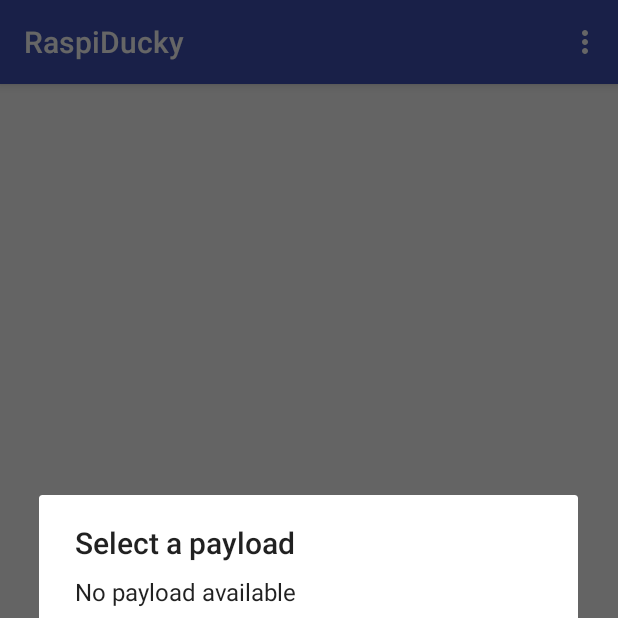
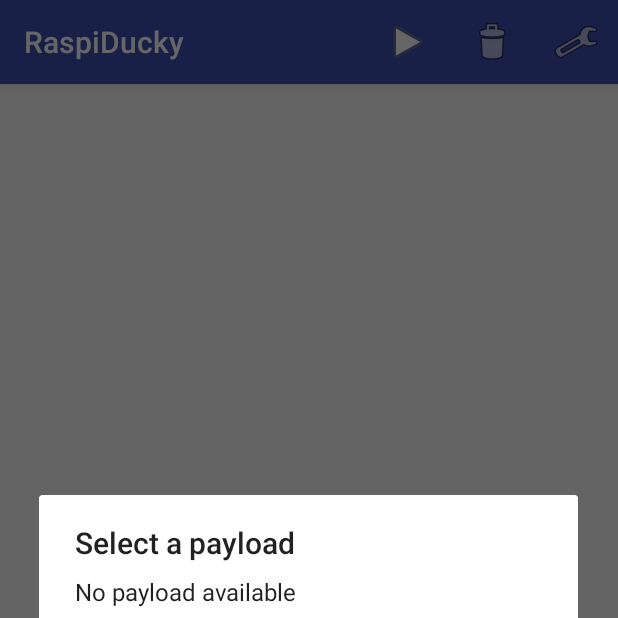
Before and after one commit to arrase/Raspiducky-Android, an Android app: the screen it shows after launch (RaspiduckyActivity), after a tap on an icon or button, on a phone screen of 412 x 824 dp, the top half of it. Run offline under Robolectric (Android 15) with nearby library versions, the phone set to English and light mode, and no system bars.

Commit message:
menu items

```diff
--- a/app/src/main/res/menu/menu_raspiducky.xml
+++ b/app/src/main/res/menu/menu_raspiducky.xml
@@ -2,9 +2,22 @@
     xmlns:app="http://schemas.android.com/apk/res-auto"
     xmlns:tools="http://schemas.android.com/tools"
     tools:context="io.github.arrase.raspiducky.RaspiduckyActivity">
+
+    <item
+        android:id="@+id/action_run"
+        android:icon="@android:drawable/ic_media_play"
+        android:title="@string/action_run"
+        app:showAsAction="ifRoom" />
+
+    <item
+        android:id="@+id/action_clear"
+        android:icon="@android:drawable/ic_menu_delete"
+        android:title="@string/action_clear"
+        app:showAsAction="ifRoom" />
+
     <item
         android:id="@+id/action_settings"
-        android:orderInCategory="100"
+        android:icon="@android:drawable/ic_menu_manage"
         android:title="@string/action_settings"
-        app:showAsAction="never" />
+        app:showAsAction="ifRoom" />
 </menu>
--- a/app/src/main/res/values/strings.xml
+++ b/app/src/main/res/values/strings.xml
@@ -8,4 +8,6 @@
     <string name="select_a_payload">Select a payload</string>
     <string name="no_payload_available">No payload available</string>
     <string name="btn_close">Close</string>
+    <string name="action_run">Run</string>
+    <string name="action_clear">Clear</string>
 </resources>
```
Also changed, not shown: app/src/main/java/io/github/arrase/raspiducky/RaspiduckyActivity.java (+7 -2 lines).
